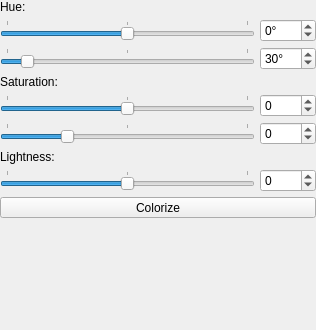
Before: the Qt Designer form src/imagefilter_huesaturation/filterwidget.ui in deiflou/ibp, drawn with Qt 5.
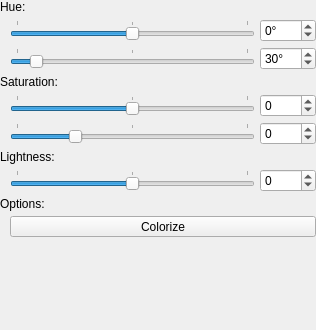
After: the same form once the commit is applied.

The edit to the form file:
```diff
--- a/src/imagefilter_huesaturation/filterwidget.ui
+++ b/src/imagefilter_huesaturation/filterwidget.ui
@@ -39,22 +39,13 @@
        <property name="spacing">
         <number>5</number>
        </property>
-       <item row="2" column="0">
-        <widget class="QSlider" name="mSliderAbsHue">
+       <item row="7" column="1">
+        <widget class="QSpinBox" name="mSpinRelLightness">
+         <property name="minimum">
+          <number>-100</number>
+         </property>
          <property name="maximum">
-          <number>360</number>
-         </property>
-         <property name="value">
-          <number>30</number>
-         </property>
-         <property name="orientation">
-          <enum>Qt::Horizontal</enum>
-         </property>
-         <property name="tickPosition">
-          <enum>QSlider::TicksAbove</enum>
-         </property>
-         <property name="tickInterval">
-          <number>180</number>
+          <number>100</number>
          </property>
         </widget>
        </item>
@@ -65,25 +56,6 @@
          </property>
         </widget>
        </item>
-       <item row="1" column="0">
-        <widget class="QSlider" name="mSliderRelHue">
-         <property name="minimum">
-          <number>-180</number>
-         </property>
-         <property name="maximum">
-          <number>180</number>
-         </property>
-         <property name="orientation">
-          <enum>Qt::Horizontal</enum>
-         </property>
-         <property name="tickPosition">
-          <enum>QSlider::TicksAbove</enum>
-         </property>
-         <property name="tickInterval">
-          <number>180</number>
-         </property>
-        </widget>
-       </item>
        <item row="5" column="1">
         <widget class="QSpinBox" name="mSpinAbsSaturation">
          <property name="minimum">
@@ -94,35 +66,6 @@
          </property>
         </widget>
        </item>
-       <item row="7" column="1">
-        <widget class="QSpinBox" name="mSpinRelLightness">
-         <property name="minimum">
-          <number>-100</number>
-         </property>
-         <property name="maximum">
-          <number>100</number>
-         </property>
-        </widget>
-       </item>
-       <item row="7" column="0">
-        <widget class="QSlider" name="mSliderRelLightness">
-         <property name="minimum">
-          <number>-100</number>
-         </property>
-         <property name="maximum">
-          <number>100</number>
-         </property>
-         <property name="orientation">
-          <enum>Qt::Horizontal</enum>
-         </property>
-         <property name="tickPosition">
-          <enum>QSlider::TicksAbove</enum>
-         </property>
-         <property name="tickInterval">
-          <number>100</number>
-         </property>
-        </widget>
-       </item>
        <item row="1" column="1">
         <widget class="QSpinBox" name="mSpinRelHue">
          <property name="suffix">
@@ -163,7 +106,83 @@
          </property>
         </widget>
        </item>
+       <item row="4" column="1">
+        <widget class="QSpinBox" name="mSpinRelSaturation">
+         <property name="minimum">
+          <number>-100</number>
+         </property>
+         <property name="maximum">
+          <number>100</number>
+         </property>
+        </widget>
+       </item>
+       <item row="1" column="0">
+        <layout class="QHBoxLayout" name="horizontalLayout_2">
+         <property name="spacing">
+          <number>0</number>
+         </property>
+         <property name="leftMargin">
+          <number>10</number>
+         </property>
+         <item>
+          <widget class="QSlider" name="mSliderRelHue">
+           <property name="minimum">
+            <number>-180</number>
+           </property>
+           <property name="maximum">
+            <number>180</number>
+           </property>
+           <property name="orientation">
+            <enum>Qt::Horizontal</enum>
+           </property>
+           <property name="tickPosition">
+            <enum>QSlider::TicksAbove</enum>
+           </property>
+           <property name="tickInterval">
+            <number>180</number>
+           </property>
+          </widget>
+         </item>
+        </layout>
+       </item>
+       <item row="2" column="0">
+        <layout class="QHBoxLayout" name="horizontalLayout_3">
+         <property name="spacing">
+          <number>0</number>
+         </property>
+         <property name="leftMargin">
+          <number>10</number>
+         </property>
+         <item>
+          <widget class="QSlider" name="mSliderAbsHue">
+           <property name="maximum">
+            <number>360</number>
+           </property>
+           <property name="value">
+            <number>30</number>
+           </property>
+           <property name="orientation">
+            <enum>Qt::Horizontal</enum>
+           </property>
+           <property name="tickPosition">
+            <enum>QSlider::TicksAbove</enum>
+           </property>
+           <property name="tickInterval">
+            <number>180</number>
+           </property>
+          </widget>
+         </item>
+        </layout>
+       </item>
        <item row="4" column="0">
+        <layout class="QHBoxLayout" name="horizontalLayout_4">
+         <property name="spacing">
+          <number>0</number>
+         </property>
+         <property name="leftMargin">
+          <number>10</number>
+         </property>
+         <item>
         <widget class="QSlider" name="mSliderRelSaturation">
          <property name="minimum">
           <number>-100</number>
@@ -182,7 +201,17 @@
          </property>
         </widget>
        </item>
+        </layout>
+       </item>
        <item row="5" column="0">
+        <layout class="QHBoxLayout" name="horizontalLayout_5">
+         <property name="spacing">
+          <number>0</number>
+         </property>
+         <property name="leftMargin">
+          <number>10</number>
+         </property>
+         <item>
         <widget class="QSlider" name="mSliderAbsSaturation">
          <property name="maximum">
           <number>100</number>
@@ -201,18 +230,54 @@
          </property>
         </widget>
        </item>
-       <item row="4" column="1">
-        <widget class="QSpinBox" name="mSpinRelSaturation">
+        </layout>
+       </item>
+       <item row="7" column="0">
+        <layout class="QHBoxLayout" name="horizontalLayout_6">
+         <property name="spacing">
+          <number>0</number>
+         </property>
+         <property name="leftMargin">
+          <number>10</number>
+         </property>
+         <item>
+          <widget class="QSlider" name="mSliderRelLightness">
          <property name="minimum">
           <number>-100</number>
          </property>
          <property name="maximum">
           <number>100</number>
          </property>
+           <property name="orientation">
+            <enum>Qt::Horizontal</enum>
+           </property>
+           <property name="tickPosition">
+            <enum>QSlider::TicksAbove</enum>
+           </property>
+           <property name="tickInterval">
+            <number>100</number>
+           </property>
         </widget>
        </item>
       </layout>
      </item>
+      </layout>
+     </item>
+     <item>
+      <widget class="QLabel" name="label">
+       <property name="text">
+        <string>Options:</string>
+       </property>
+      </widget>
+     </item>
+     <item>
+      <layout class="QHBoxLayout" name="horizontalLayout_7">
+       <property name="spacing">
+        <number>0</number>
+       </property>
+       <property name="leftMargin">
+        <number>10</number>
+       </property>
      <item>
       <widget class="QToolButton" name="mButtonColorize">
        <property name="sizePolicy">
@@ -231,6 +296,8 @@
         <string>cFlatOptionButton</string>
        </property>
       </widget>
+       </item>
+      </layout>
      </item>
     </layout>
    </item>
```
Lines whose indentation alone changed are shown as unchanged.
